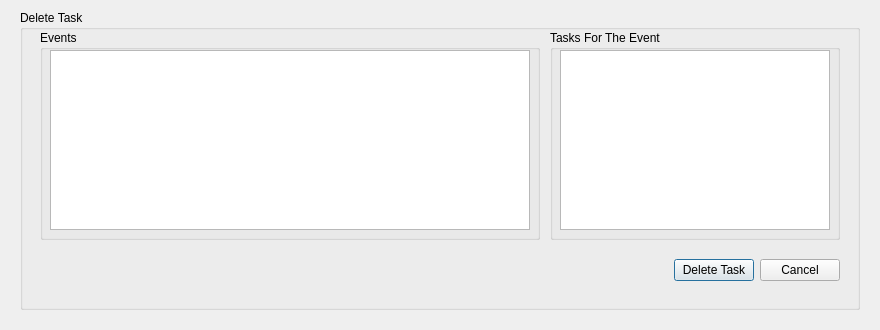
Before: the Qt Designer form AppDataBase/AppDataBaseUI/TasksWindowsUI/TasksDeleteWindow.ui in Yoryzon/DailyPlanner, drawn with Qt 5.
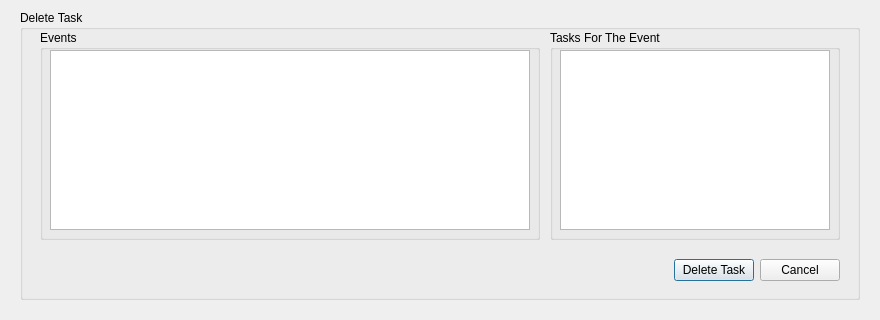
After: the same form once the commit is applied.

What changed in the file:
```diff
--- a/AppDataBase/AppDataBaseUI/TasksWindowsUI/TasksDeleteWindow.ui
+++ b/AppDataBase/AppDataBaseUI/TasksWindowsUI/TasksDeleteWindow.ui
@@ -7,19 +7,19 @@
     <x>0</x>
     <y>0</y>
     <width>880</width>
-    <height>330</height>
+    <height>320</height>
    </rect>
   </property>
   <property name="minimumSize">
    <size>
     <width>880</width>
-    <height>330</height>
+    <height>320</height>
    </size>
   </property>
   <property name="maximumSize">
    <size>
     <width>880</width>
-    <height>330</height>
+    <height>320</height>
    </size>
   </property>
   <property name="windowTitle">
@@ -31,7 +31,7 @@
      <x>20</x>
      <y>10</y>
      <width>840</width>
-     <height>300</height>
+     <height>290</height>
     </rect>
    </property>
    <property name="title">
```
